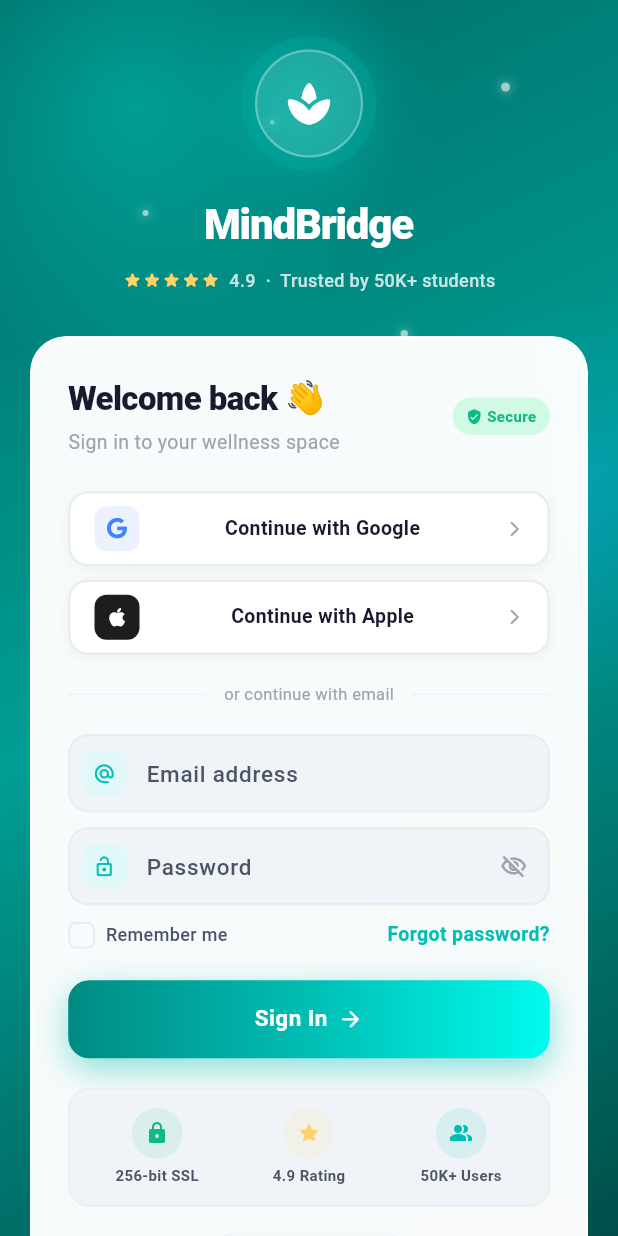
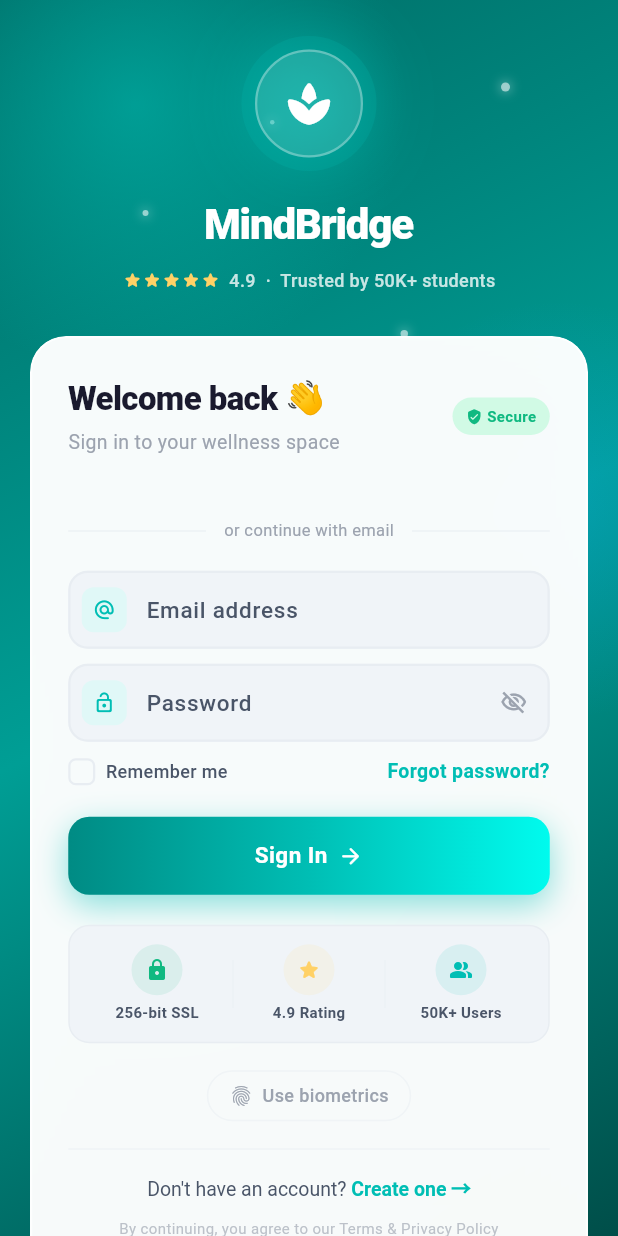
Before and after one commit to maqbulhanif35/mindbridge3, a Flutter app: the screen it shows after launch, on a phone screen of 412 x 824 dp. Run offline on Flutter 3.47's test engine with Material 3 defaults, Android fonts, the light colour scheme and no system bars; drawn by our look-alikes of flutter_animate; our stand-ins replace cached_network_image, confetti, dio, equatable, fl_chart, flutter_dotenv and 12 more; missing offline and left inert: onnxruntime; accounts and stored records are empty; Roboto replaces fonts that are missing (Nunito).

Commit message:
Fix: Remove Social OAuth

```diff
--- a/lib/features/auth/screens/login_screen.dart
+++ b/lib/features/auth/screens/login_screen.dart
@@ -268,25 +268,6 @@
 
                 const SizedBox(height: 22),
 
-                // Social buttons
-                _SocialButton(
-                  icon: FontAwesomeIcons.google,
-                  iconColor: const Color(0xFF4285F4),
-                  iconBg: const Color(0xFFEBF1FF),
-                  label: 'Continue with Google',
-                  isLoading: _googleLoading,
-                  onTap: _googleLoading ? null : _signInWithGoogle,
-                ).animate().fadeIn(delay: 130.ms).slideY(begin: 0.2),
-
-                const SizedBox(height: 9),
-
-                _SocialButton(
-                  icon: FontAwesomeIcons.apple,
-                  iconColor: Colors.white,
-                  iconBg: const Color(0xFF1D1D1F),
-                  label: 'Continue with Apple',
-                  onTap: () => _showComingSoon('Apple'),
-                ).animate().fadeIn(delay: 170.ms).slideY(begin: 0.2),
 
                 const SizedBox(height: 18),
 
```
